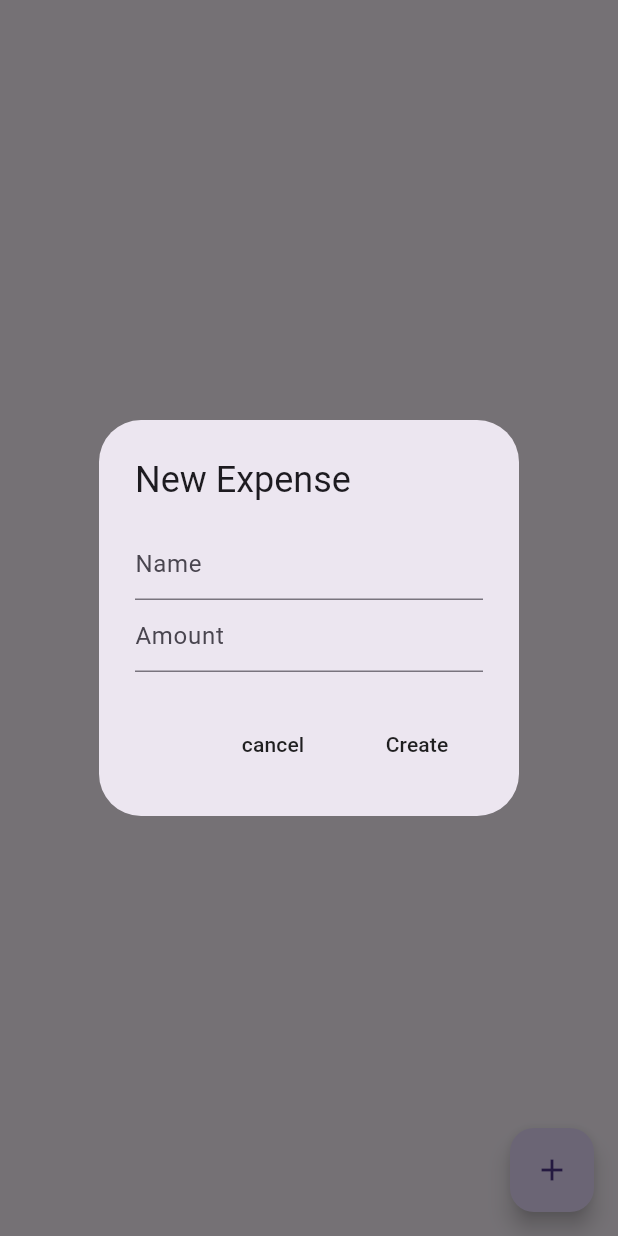
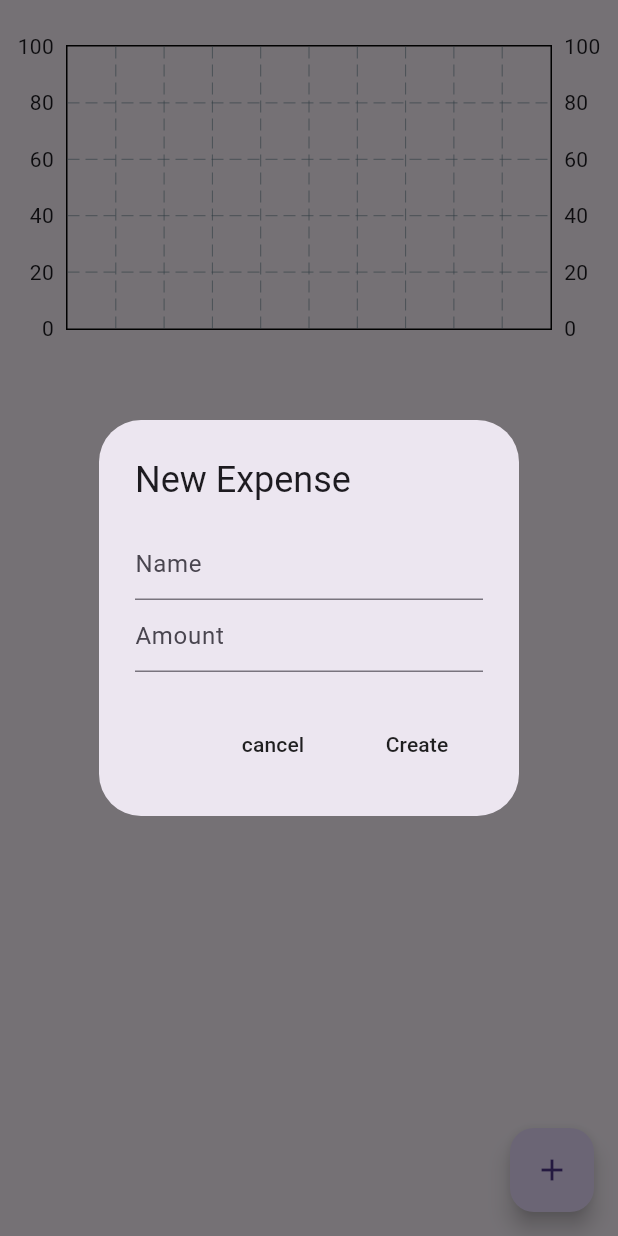
Before and after one commit to ViktorPopp/ExpenseTracker, a Flutter app: the screen it shows after launch, after a tap on the "add" icon, on a phone screen of 412 x 824 dp. Run offline on Flutter 3.47's test engine with Material 3 defaults, Android fonts, the phone set to English and light mode, and no system bars; drawn by our look-alikes of fl_chart; our stand-ins replace flutter_slidable, isar; accounts and stored records are empty; generated files the repository leaves out were written again.

Commit message:
At least bar shows up now
31:55 min

```diff
--- /dev/null
+++ b/lib/components/expense_bar_graph.dart
@@ -0,0 +1,38 @@
+import 'package:fl_chart/fl_chart.dart';
+import 'package:flutter/material.dart';
+
+import 'individual_bar.dart';
+
+class ExpenseBarGraph extends StatefulWidget {
+  final List<double> monthlySummary;
+  final int startMonth;
+  const ExpenseBarGraph(
+      {super.key, required this.monthlySummary, required this.startMonth});
+
+  @override
+  State<ExpenseBarGraph> createState() => _ExpenseBarGraphState();
+}
+
+class _ExpenseBarGraphState extends State<ExpenseBarGraph> {
+  List<IndividualBar> barData = [];
+
+  void initializeBarData() {
+    barData = List.generate(
+      widget.monthlySummary.length,
+      (index) => IndividualBar(
+        x: index,
+        y: widget.monthlySummary[index],
+      ),
+    );
+  }
+
+  @override
+  Widget build(BuildContext context) {
+    return BarChart(
+      BarChartData(
+        minY: 0,
+        maxY: 100,
+      ),
+    );
+  }
+}
--- /dev/null
+++ b/lib/components/individual_bar.dart
@@ -0,0 +1,6 @@
+class IndividualBar {
+  final int x;
+  final double y;
+
+  IndividualBar({required this.x, required this.y});
+}
--- a/lib/database/expense_database.dart
+++ b/lib/database/expense_database.dart
@@ -44,4 +44,42 @@ class ExpenseDatabase extends ChangeNotifier {
     await isar.writeTxn(() => isar.expenses.delete(id));
     await readExpenses();
   }
+
+  /* HELPER Methods */
+
+  Future<Map<int, double>> calculateMothlyTotals() async {
+    Map<int, double> monthlyTotals = {};
+
+    for (Expense expense in _allExpenses) {
+      int month = expense.date.month;
+
+      if (!monthlyTotals.containsKey(month)) {
+        monthlyTotals[month] = 0;
+      }
+
+      monthlyTotals[month] = monthlyTotals[month]! + expense.amount;
+    }
+
+    return monthlyTotals;
+  }
+
+  int getStartMonth() {
+    if (_allExpenses.isEmpty) {
+      return DateTime.now().month;
+    }
+
+    _allExpenses.sort((a, b) => a.date.compareTo(b.date),);
+
+    return _allExpenses.first.date.month;
+  }
+
+  int getStartYear() {
+    if (_allExpenses.isEmpty) {
+      return DateTime.now().year;
+    }
+
+    _allExpenses.sort((a, b) => a.date.compareTo(b.date),);
+
+    return _allExpenses.first.date.year;
+  }
 }
--- a/lib/helper/helper_functions.dart
+++ b/lib/helper/helper_functions.dart
@@ -6,6 +6,11 @@ double convertStringToDouble(String source) {
 }
 
 String formatAmount(double amount) {
-  final format = NumberFormat.currency(locale: "en_US", symbol: "\$", decimalDigits: 2);
+  final format =
+      NumberFormat.currency(locale: "en_US", symbol: "\$", decimalDigits: 2);
   return format.format(amount);
 }
+
+int calculateMonthCount(int startYear, startMonth, currentYear, currentMonth) {
+  return (currentYear - startYear) * 12 + currentMonth - startMonth;
+}
--- a/lib/pages/home_page.dart
+++ b/lib/pages/home_page.dart
@@ -1,3 +1,4 @@
+import 'package:expense_tracker/components/expense_bar_graph.dart';
 import 'package:expense_tracker/components/expense_list_tile.dart';
 import 'package:expense_tracker/helper/helper_functions.dart';
 import 'package:flutter/material.dart';
@@ -14,13 +15,23 @@ class HomePage extends StatefulWidget {
 }
 
 class _HomePageState extends State<HomePage> {
+  /* Text controllers */
   TextEditingController nameController = TextEditingController();
   TextEditingController amountController = TextEditingController();
+
+  /* Futures */
+  Future<Map<int, double>>? _montlyTotalsFuture;
 
   @override
   void initState() {
     Provider.of<ExpenseDatabase>(context, listen: false).readExpenses();
+    refreshGraphData();
     super.initState();
+  }
+
+  void refreshGraphData() {
+    _montlyTotalsFuture = Provider.of<ExpenseDatabase>(context, listen: false)
+        .calculateMothlyTotals();
   }
 
   void openNewExpenseBox() {
@@ -94,24 +105,70 @@ class _HomePageState extends State<HomePage> {
   @override
   Widget build(BuildContext context) {
     return Consumer<ExpenseDatabase>(
-      builder: (context, value, child) => Scaffold(
+      builder: (context, value, child) {
+        /* Get dates */
+        int startMonth = value.getStartMonth();
+        int startYear = value.getStartYear();
+        int currentMonth = DateTime.now().month;
+        int currentYear = DateTime.now().year;
+
+        /* Number of months since first month */
+        int monthCount = calculateMonthCount(
+          startYear,
+          startMonth,
+          currentYear,
+          currentMonth,
+        );
+
+        return Scaffold(
           floatingActionButton: FloatingActionButton(
             onPressed: () => openNewExpenseBox(),
             child: Icon(Icons.add),
           ),
-        body: ListView.builder(
+          body: Column(
+            children: [
+              // Graph UI
+              SizedBox(
+                height: 250,
+                child: FutureBuilder(
+                  future: _montlyTotalsFuture,
+                  builder: (context, snapshot) {
+                    if (snapshot.connectionState == ConnectionState.done) {
+                      final monthlyTotals = snapshot.data ?? {};
+                      List<double> monthlySummary = List.generate(monthCount,
+                          (index) => monthlyTotals[index + startMonth] ?? 0.0);
+
+                      return ExpenseBarGraph(
+                        monthlySummary: monthlySummary,
+                        startMonth: startMonth,
+                      );
+                    } else {
+                      return const Center(child: CircularProgressIndicator());
+                    }
+                  },
+                ),
+              ),
+
+              // Expense list UI
+              Expanded(
+                child: ListView.builder(
                   itemCount: value.allExpenses.length,
                   itemBuilder: (context, index) {
                     return ExpenseListTile(
                       title: value.allExpenses[index].name,
                       trailing: formatAmount(value.allExpenses[index].amount),
-              onEditPressed: (context) => openEditBox(value.allExpenses[index]),
+                      onEditPressed: (context) =>
+                          openEditBox(value.allExpenses[index]),
                       onDeletePressed: (context) =>
                           openDeleteBox(value.allExpenses[index]),
                     );
                   },
                 ),
+              )
+            ],
           ),
+        );
+      },
     );
   }
 
--- a/pubspec.yaml
+++ b/pubspec.yaml
@@ -40,6 +40,7 @@ dependencies:
   provider: ^6.1.2
   intl: ^0.20.2
   flutter_slidable: ^4.0.0
+  fl_chart: ^0.70.2
 
 dev_dependencies:
   flutter_test:
```
Also changed, not shown: pubspec.lock, 1 other file. Lines whose indentation alone changed are shown as unchanged.
